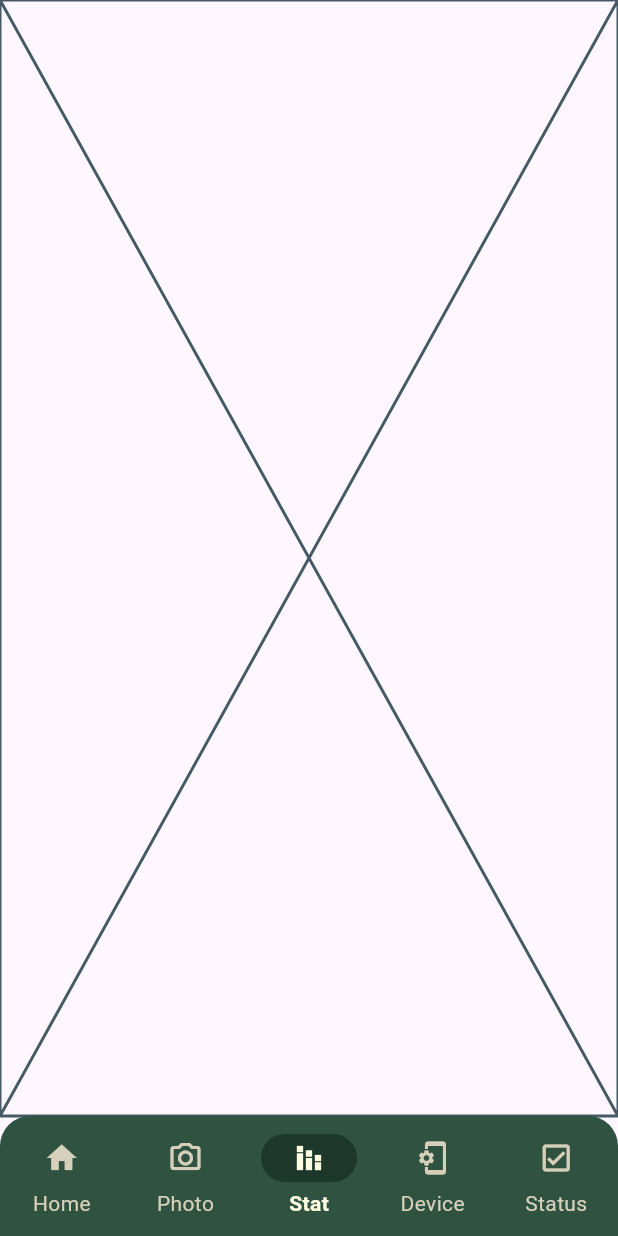
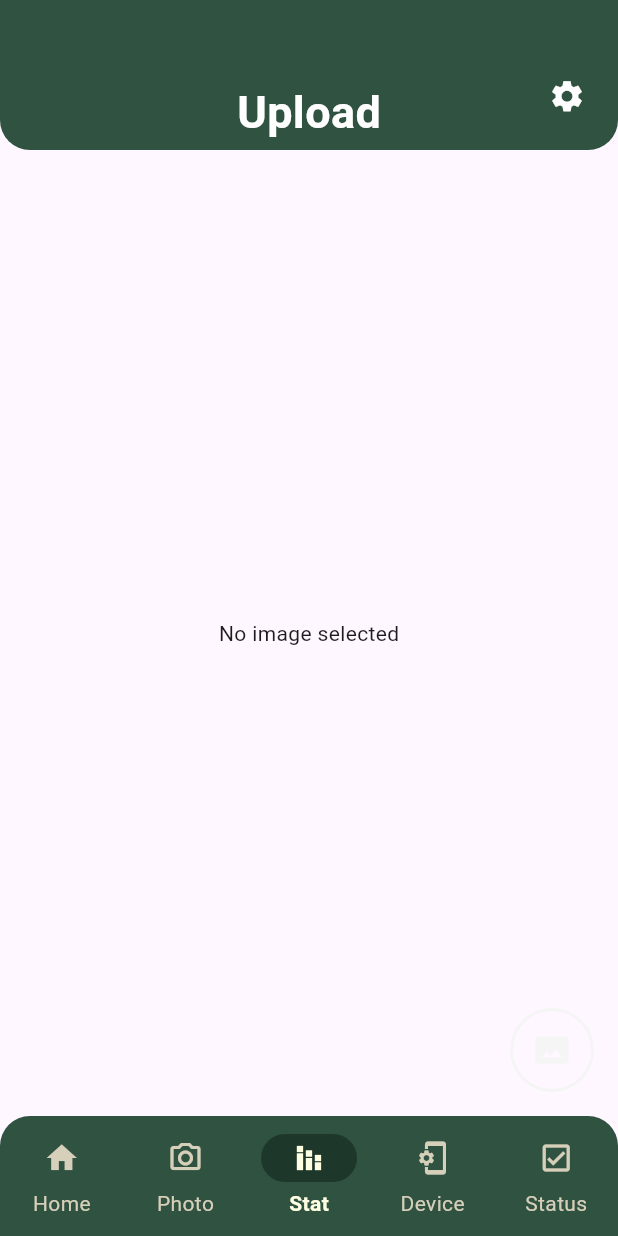
Before and after one commit to Iamyasuomain/Mobile, a Flutter app: the screen it shows after launch, item 3 of the bottom bar chosen, on a phone screen of 412 x 824 dp. Run offline on Flutter 3.47's test engine with Material 3 defaults, Android fonts, the light colour scheme and no system bars; our stand-ins replace firebase_auth, firebase_core, image_picker; accounts and stored records are empty.

Commit message:
feat: Added upload but didnt sent to ML

```diff
--- a/MobileProject/mobile_project/lib/main.dart
+++ b/MobileProject/mobile_project/lib/main.dart
@@ -6,15 +6,21 @@ import 'package:firebase_auth/firebase_auth.dart';
 import 'package:flutter/material.dart';
 import 'pages/login.dart';
 import 'pages/register.dart';
-
-void main() {
+import 'pages/uploadpic.dart';
+Future<void> main() async {
+  WidgetsFlutterBinding.ensureInitialized();
+  await Firebase.initializeApp(
+    options: DefaultFirebaseOptions.currentPlatform,
+  );
   runApp(MyApp());
 }
 
 class MyApp extends StatelessWidget {
+  const MyApp({super.key});
+
   @override
   Widget build(BuildContext context) {
-    return MaterialApp(
+    return const MaterialApp(
       debugShowCheckedModeBanner: false,
       home: Page(),
     );
@@ -133,7 +139,7 @@ return Scaffold(
     children: const [
       Login(),
       Register(),
-      Placeholder(),
+      Uploadpic(),
       Placeholder(),
       Placeholder(),
     ],
--- /dev/null
+++ b/MobileProject/mobile_project/lib/pages/uploadpic.dart
@@ -0,0 +1,50 @@
+import 'package:flutter/foundation.dart';
+import 'package:flutter/material.dart';
+import 'package:image_picker/image_picker.dart';
+import 'package:mobile_project/main.dart';
+import 'package:mobile_project/services/upload.dart';
+
+class Uploadpic extends StatefulWidget {
+  const Uploadpic({super.key});
+
+  @override
+  State<Uploadpic> createState() => _UploadpicState();
+}
+
+class _UploadpicState extends State<Uploadpic> {
+  Uint8List? _image;
+  void selectImage() async {
+    Uint8List? image = await pickImage(ImageSource.gallery);
+    if (image != null) {
+      setState(() {
+        _image = image;
+      });
+    } else {
+      print('No image selected');
+    }
+  }
+
+  Widget build(BuildContext context) {
+    return Scaffold(
+        appBar: AppBarCustom("Upload"),
+        body: Center(
+          child: _image != null
+              ? Image.memory(_image!)
+              : const Text("No image selected"),
+        ),
+              floatingActionButton: FloatingActionButton(
+                onPressed: selectImage,
+                backgroundColor: Colors.transparent,
+                elevation: 0, //remove shadow naja
+                shape: CircleBorder(
+                  side: BorderSide(
+                    color: Colors.grey[100]!, // from Figma
+                    width: 2,
+                  ),
+                ),
+                tooltip: 'Upload Image',
+                child: Icon(Icons.photo_size_select_actual_rounded,color: Colors.grey[100]),
+              ),
+        );
+  }
+}
--- a/MobileProject/mobile_project/pubspec.yaml
+++ b/MobileProject/mobile_project/pubspec.yaml
@@ -39,6 +39,7 @@ dependencies:
   firebase_core: ^3.13.0
   cloud_firestore: ^5.6.6
   firebase_auth: ^5.5.2
+  image_picker: ^1.1.2
 
 dev_dependencies:
   flutter_test:
```
Also changed, not shown: MobileProject/mobile_project/lib/pages/setting.dart (+16 -0 lines), MobileProject/mobile_project/lib/pages/status.dart (+16 -0 lines), MobileProject/mobile_project/lib/services/upload.dart (added, +9 -0 lines), MobileProject/mobile_project/pubspec.lock, 5 other files.
